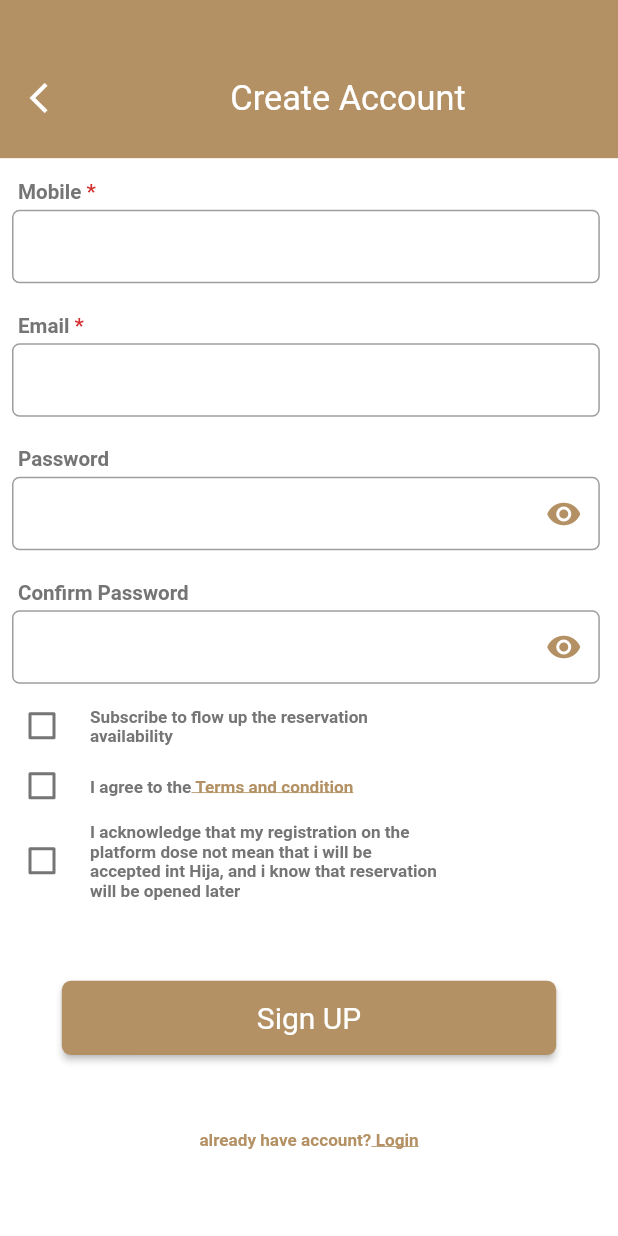
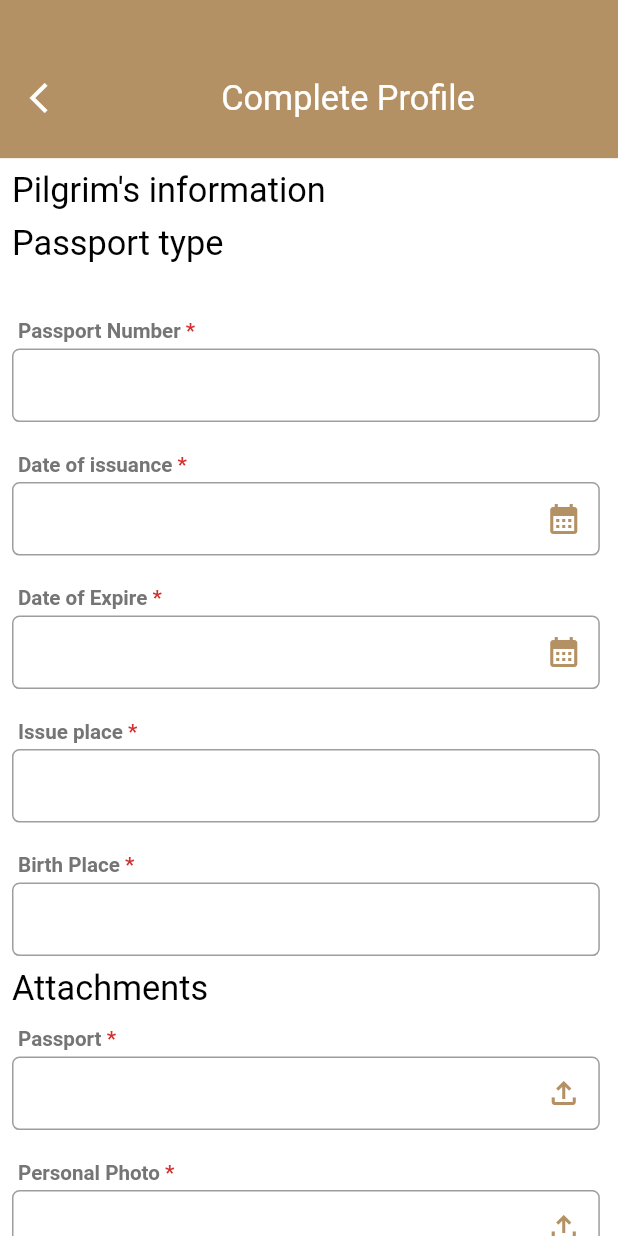
Before and after one commit to Mkhira/nusuk, a Flutter app: the SignUp screen opened directly, scrolled down 1021 dp, after a tap on "Sign UP", on a phone screen of 412 x 824 dp. Run offline on Flutter 3.47's test engine with Material 2 defaults, Android fonts, the light colour scheme and no system bars; drawn by our look-alikes of progress_state_button; our stand-ins replace dartx, flutter_datetime_picker, flutter_screenutil, hijri, image_picker, pin_code_fields; missing offline and left inert: queen_validators; Roboto replaces fonts that are missing (somar).

Commit message:
Complete Profile

```diff
--- /dev/null
+++ b/lib/auth_view/complite_profile.dart
@@ -0,0 +1,312 @@
+
+
+
+
+
+
+
+
+
+
+
+
+
+
+
+import 'package:flutter/gestures.dart';
+import 'package:flutter/material.dart';
+import 'package:flutter_screenutil/flutter_screenutil.dart';
+import 'package:nusuk/auth_view/login.dart';
+import 'package:nusuk/config/color_scheme_exrension.dart';
+import 'package:nusuk/shared_widgets/app_text_view.dart';
+import 'package:nusuk/utlis/context_extensions.dart';
+
+import '../shared_widgets/custom_button.dart';
+import '../shared_widgets/custom_text_input.dart';
+
+class CompleteProfile extends StatefulWidget {
+  const CompleteProfile({Key? key}) : super(key: key);
+
+  @override
+  State<CompleteProfile> createState() => _CompleteProfileState();
+}
+
+class _CompleteProfileState extends State<CompleteProfile> {
+  final GlobalKey<FormState> _formKey = GlobalKey<FormState>();
+
+  final TextEditingController _passportNumberController = TextEditingController();
+  final TextEditingController _dateIisuanceController = TextEditingController();
+  final TextEditingController _dateExpireController = TextEditingController();
+  final TextEditingController _mobileController = TextEditingController();
+  final TextEditingController _emailController = TextEditingController();
+  final TextEditingController _issusePlaceController = TextEditingController();
+  final TextEditingController _birthPlaceController = TextEditingController();
+  final TextEditingController _lastNameController = TextEditingController();
+  final TextEditingController _personalPhoto = TextEditingController();
+  final TextEditingController _idController = TextEditingController();
+  final TextEditingController _thirdNameArabicController = TextEditingController();
+  final TextEditingController _lastNameArabicController = TextEditingController();
+
+  final TextEditingController _passwordController = TextEditingController();
+  final TextEditingController _confirmPasswordController = TextEditingController();
+  bool passVisible = false;
+  bool passConfirmVisible = false;
+  bool subscribe = false;
+  bool terms = false;
+  bool knowledge = false;
+  @override
+  Widget build(BuildContext context) {
+    return SafeArea(child: Scaffold(
+      appBar: AppBar(
+        backgroundColor: context.theme.primaryColor,
+        elevation: 0,
+        leading: const SizedBox(),
+        iconTheme: const IconThemeData(color: Colors.white),
+        bottom: PreferredSize(preferredSize: Size.fromHeight(.06.sh), child: SizedBox(
+          height: .08.sh,
+          child: Column(
+            children: [
+              Row(
+                children:  [
+                  Padding(
+                    padding: const EdgeInsets.all(2.0),
+                    child: IconButton(icon: const Icon(Icons.arrow_back_ios_outlined,color: Colors.white,)
+                      ,onPressed: (){
+                        Navigator.canPop(context);
+                      },),
+                  ),
+                  const Spacer(),
+                  AppTextView(text: 'Complete Profile', size: 20.sp,color: Colors.white,),
+                  const Spacer(),
+
+                ],
+              ),
+              const Spacer(),
+            ],
+          ),
+        ),),
+      ),
+      body: SingleChildScrollView(
+        child: Column(
+          children: [
+            Form(
+              key: _formKey,
+              child: Padding(
+                padding: const EdgeInsets.all(8.0),
+                child: Column(
+                  crossAxisAlignment: CrossAxisAlignment.start,
+                  children: <Widget>[
+                    AppTextView(text: 'Pilgrim\'s information',size: 20.sp),
+                    SizedBox(height: .01.sh),
+
+                    AppTextView(text: 'Passport type',size: 20.sp),
+                    SizedBox(height: .03.sh),
+                    CustomTextInput(
+                      cornerRadius:5,
+
+                      textEditController: _passportNumberController,
+                      inputType: InputType.Number,
+                      showPrefix: false,
+
+                      showSuffix: false,
+                      paddingH: context.width * .01,
+                      topLabel: 'Passport Number',
+                      bgWhite: true,
+                      showRequired: true,
+
+                      // hintTextString: 'username'
+
+                      textInputAction: TextInputAction.next,
+                    ),
+                    CustomTextInput(
+                      cornerRadius:5,
+
+                      textEditController: _dateIisuanceController,
+                      inputType: InputType.Date,
+                      showPrefix: false,
+
+                      showSuffix: true,
+                      paddingH: context.width * .01,
+                      topLabel: 'Date of issuance',
+                      bgWhite: true,
+                      showRequired: true,
+                      suffixIcon: Icon(Icons.calendar_month,color: context.theme.primaryColor),
+                      // hintTextString: 'username'
+
+                      textInputAction: TextInputAction.next,
+                    ),
+                    CustomTextInput(
+                      cornerRadius:5,
+
+                      textEditController: _dateExpireController,
+                      inputType: InputType.Date,
+                      showPrefix: false,
+
+                      showSuffix: true,
+                      paddingH: context.width * .01,
+                      topLabel: 'Date of Expire',
+                      bgWhite: true,
+                      showRequired: true,
+                      suffixIcon: Icon(Icons.calendar_month,color: context.theme.primaryColor),
+                      // hintTextString: 'username'
+
+                      textInputAction: TextInputAction.next,
+                    ),
+
+                    CustomTextInput(
+                      cornerRadius:5,
+
+                      textEditController: _issusePlaceController,
+                      inputType: InputType.Default,
+                      showPrefix: false,
+
+                      showSuffix: false,
+                      paddingH: context.width * .01,
+                      topLabel: 'Issue place',
+                      bgWhite: true,
+                      showRequired: true,
+
+                      // hintTextString: 'username'
+
+                      textInputAction: TextInputAction.next,
+                    ),
+                    CustomTextInput(
+                      cornerRadius:5,
+
+                      textEditController: _birthPlaceController,
+                      inputType: InputType.Default,
+                      showPrefix: false,
+
+                      showSuffix: false,
+                      paddingH: context.width * .01,
+                      topLabel: 'Birth Place',
+                      bgWhite: true,
+                      showRequired: true,
+                      // hintTextString: 'username'
+
+                      textInputAction: TextInputAction.next,
+                    ),
+
+                    AppTextView(text: 'Attachments',size: 20.sp),
+
+                    CustomTextInput(
+                      cornerRadius:5,
+
+                      textEditController: _lastNameController,
+                      inputType: InputType.upload,
+                      showPrefix: false,
+
+                      showSuffix: true,
+
+                      suffixIcon: Icon(Icons.file_upload_outlined,color: context.theme.primaryColor,),
+                      paddingH: context.width * .01,
+                      topLabel: 'Passport',
+                      bgWhite: true,
+                      showRequired: true,
+
+                      // hintTextString: 'username'
+
+                      textInputAction: TextInputAction.next,
+                    ),
+                    CustomTextInput(
+                      cornerRadius:5,
+
+                      textEditController: _personalPhoto,
+                      inputType: InputType.upload,
+                      showPrefix: false,
+
+                      showSuffix: true,
+
+                      suffixIcon: Icon(Icons.file_upload_outlined,color: context.theme.primaryColor,),
+                      paddingH: context.width * .01,
+                      topLabel: 'Personal Photo',
+                      bgWhite: true,
+                      showRequired: true,
+
+                      // hintTextString: 'username'
+
+                      textInputAction: TextInputAction.next,
+                    ),
+                    CustomTextInput(
+                      cornerRadius:5,
+
+                      textEditController: _idController,
+                      inputType: InputType.upload,
+                      showPrefix: false,
+
+                      showSuffix: true,
+
+                      suffixIcon: Icon(Icons.file_upload_outlined,color: context.theme.primaryColor,),
+                      paddingH: context.width * .01,
+                      topLabel: 'ID',
+                      bgWhite: true,
+                      showRequired: true,
+
+                      // hintTextString: 'username'
+
+                      textInputAction: TextInputAction.next,
+                    ),
+
+
+
+                    const SizedBox(
+                      height: 50,
+                    ),
+                    Center(
+                      child: WCustomButton(
+
+                        radius: 6,
+                        height: .06.sh,
+                        width: .8.sw,
+                        color: context.theme.primaryColor,
+                        onPressed: signUp,
+                        text: 'Save',
+                      ),
+                    ),
+                    const SizedBox(
+                      height: 50,
+                    ),
+                    Center(
+                      child: RichText(
+                        text: TextSpan(
+                          text: 'already have account?',
+                          style: context.textTheme.headline5!.copyWith(
+                            color: context.theme.primaryColor,
+                            fontSize: 10.sp,
+                          ),
+                          children: <TextSpan>[
+                            TextSpan(
+                                text: ' Login',
+                                style: context.textTheme.headline4!.copyWith(
+                                    color: context.theme.primaryColor,
+                                    fontSize: 10.sp,
+                                    decoration: TextDecoration.underline
+                                ),
+                                recognizer: TapGestureRecognizer()
+                                  ..onTap=(){
+                                    context.navigator(LoginPage());
+                                  }
+                            ),
+                          ],
+                        ),
+                      ),
+                    ),
+                    const SizedBox(
+                      height: 50,
+                    ),
+
+                  ],
+                ),
+              ),
+            )
+
+          ],
+        ),
+      ),
+    ));
+  }
+
+  Future<void> signUp()async{
+    _formKey.currentState!.validate();
+  }
+}
--- a/lib/auth_view/sign_up.dart
+++ b/lib/auth_view/sign_up.dart
@@ -15,6 +15,7 @@ import 'package:nusuk/utlis/context_extensions.dart';
 
 import '../shared_widgets/custom_button.dart';
 import '../shared_widgets/custom_text_input.dart';
+import 'complite_profile.dart';
 
 class SignUp extends StatefulWidget {
   const SignUp({Key? key}) : super(key: key);
@@ -472,6 +473,7 @@ class _SignUpState extends State<SignUp> {
   }
 
   Future<void> signUp()async{
-  _formKey.currentState!.validate();
+  // _formKey.currentState!.validate();
+    context.navigator(CompleteProfile());
   }
 }
--- a/lib/shared_widgets/custom_text_input.dart
+++ b/lib/shared_widgets/custom_text_input.dart
@@ -4,7 +4,8 @@ import 'package:flutter/services.dart';
 import 'package:flutter_datetime_picker/flutter_datetime_picker.dart';
 import 'package:flutter_screenutil/flutter_screenutil.dart';
 import 'package:hijri/hijri_calendar.dart';
-import 'package:hijri_picker/hijri_picker.dart';
+import 'package:dartx/dartx.dart';
+import 'package:image_picker/image_picker.dart';
 import 'package:nusuk/config/color_scheme_exrension.dart';
 import 'package:nusuk/utlis/context_extensions.dart';
 import 'package:queen_validators/queen_validators.dart';
@@ -136,13 +137,13 @@ class CustomTextInput extends StatelessWidget {
               ),
               TextFormField(
                 textDirection: textDirection,
-                readOnly: <InputType>[InputType.Choices, InputType.Date]
+                readOnly: <InputType>[InputType.Choices, InputType.Date,InputType.upload]
                     .contains(inputType),
                 onTap: inputType == InputType.Choices
                     ? () => _showChoices(context)
                     : inputType == InputType.Date
                         ? () => _selectDate(context)
-                        : null,
+                        :inputType == InputType.upload?_uploadImage: null,
                 controller: textEditController,
                 validator: qValidator(
                   getValidations,
@@ -429,6 +430,17 @@ class CustomTextInput extends StatelessWidget {
     //   );
     // }
   }
+
+
+  Future<void> _uploadImage()async{
+    final ImagePicker _picker = ImagePicker();
+    // Pick an image
+    final XFile? image = await _picker.pickImage(source: ImageSource.gallery);
+    if(image != null ){
+      textEditController.text = image.name;
+    }
+
+  }
 }
 
 // _isValidate = RegExp(r'^(?=.*?[A-Z])(?=.*?[a-z])(?=.*?[0-9])(?=.*?[!@#\$&*~]).{8,}$').hasMatch(textFieldValue);
@@ -445,4 +457,5 @@ enum InputType {
   Choices,
   Phone,
   Date,
+  upload,
 }
--- a/pubspec.yaml
+++ b/pubspec.yaml
@@ -42,6 +42,8 @@ dependencies:
   flutter_screenutil: ^5.6.1
   pin_code_fields: ^7.4.0
   flutter_datetime_picker: ^1.5.1
+  image_picker: ^0.8.6+1
+  dartx: ^1.1.0
 
 dev_dependencies:
   flutter_test:
```
Also changed, not shown: pubspec.lock, 7 other files.
